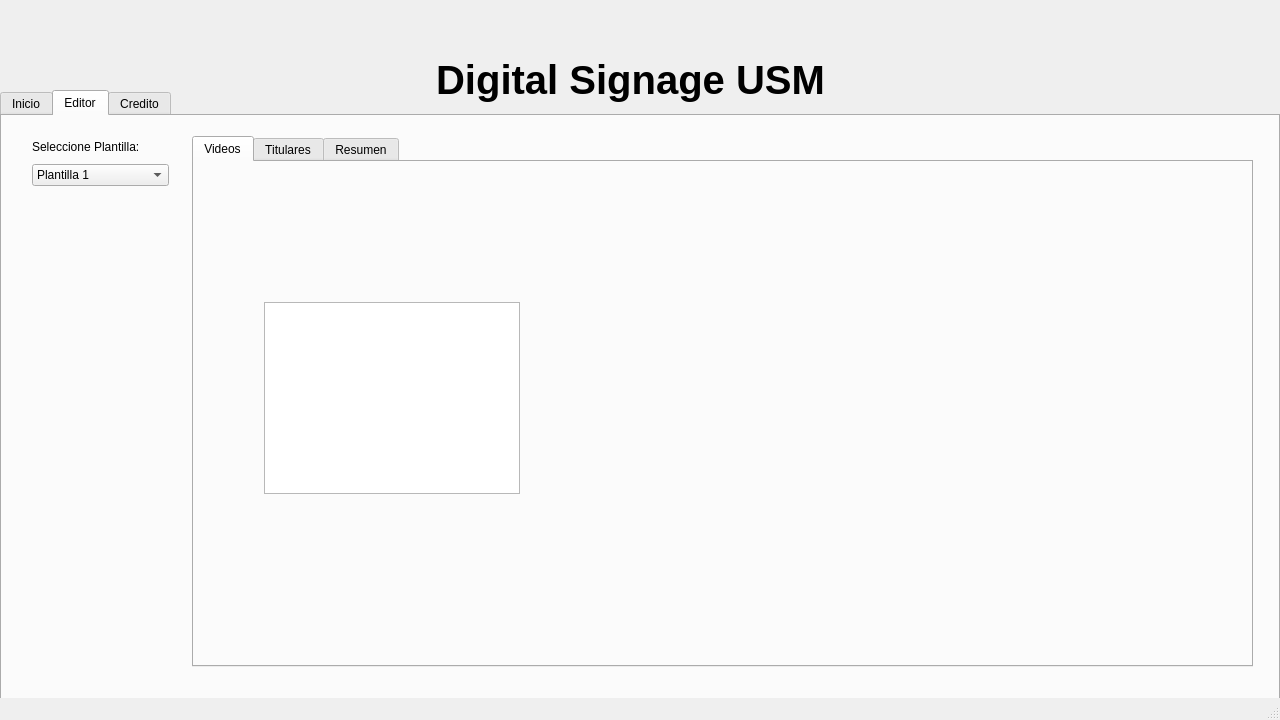
Before: the Qt Designer form ProyectoQT/Interfaz_Digital_SIgnage_USM/mainwindow.ui in seba-saca/Digital_Signage_USM, drawn with Qt 5.
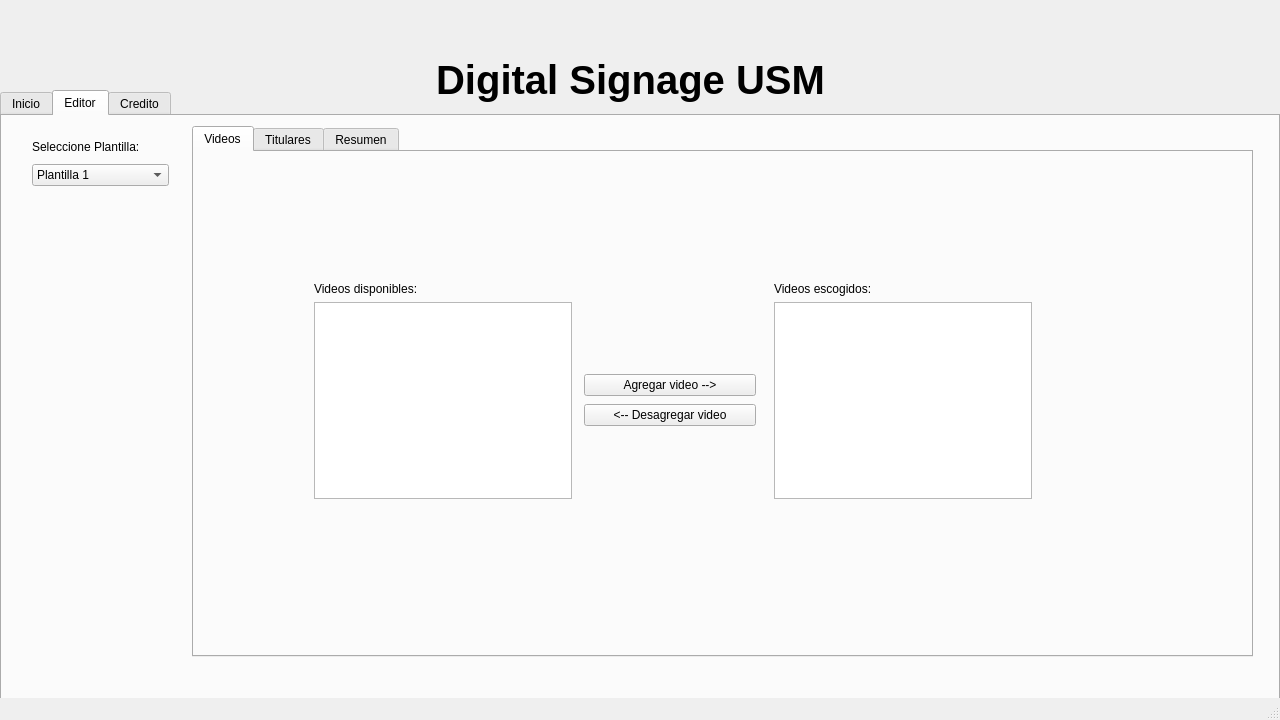
After: the same form once the commit is applied. The open tabs and pages were chosen to show the change.

Commit message: Se agrega editor en interfaz

```diff
--- a/ProyectoQT/Interfaz_Digital_SIgnage_USM/mainwindow.ui
+++ b/ProyectoQT/Interfaz_Digital_SIgnage_USM/mainwindow.ui
@@ -192,7 +192,7 @@
       <property name="geometry">
        <rect>
         <x>190</x>
-        <y>20</y>
+        <y>10</y>
         <width>1061</width>
         <height>531</height>
        </rect>
@@ -204,15 +204,75 @@
        <attribute name="title">
         <string>Videos</string>
        </attribute>
-       <widget class="QListWidget" name="Video_lista">
+       <widget class="QWidget" name="">
         <property name="geometry">
          <rect>
-          <x>70</x>
-          <y>140</y>
-          <width>256</width>
-          <height>192</height>
+          <x>120</x>
+          <y>130</y>
+          <width>258</width>
+          <height>217</height>
          </rect>
         </property>
+        <layout class="QVBoxLayout" name="verticalLayout_3">
+         <item>
+          <widget class="QLabel" name="titulo_videos_disponibles">
+           <property name="text">
+            <string>Videos disponibles:</string>
+           </property>
+          </widget>
+         </item>
+         <item>
+          <widget class="QListWidget" name="Video_lista"/>
+         </item>
+        </layout>
+       </widget>
+       <widget class="QWidget" name="">
+        <property name="geometry">
+         <rect>
+          <x>580</x>
+          <y>130</y>
+          <width>258</width>
+          <height>217</height>
+         </rect>
+        </property>
+        <layout class="QVBoxLayout" name="verticalLayout_4">
+         <item>
+          <widget class="QLabel" name="titulo_videos_escogidos">
+           <property name="text">
+            <string>Videos escogidos:</string>
+           </property>
+          </widget>
+         </item>
+         <item>
+          <widget class="QListWidget" name="Video_lista_escogida"/>
+         </item>
+        </layout>
+       </widget>
+       <widget class="QWidget" name="">
+        <property name="geometry">
+         <rect>
+          <x>390</x>
+          <y>220</y>
+          <width>172</width>
+          <height>58</height>
+         </rect>
+        </property>
+        <layout class="QVBoxLayout" name="verticalLayout_5">
+         <item>
+          <widget class="QPushButton" name="Agregar_video">
+           <property name="text">
+            <string>Agregar video --&gt;</string>
+           </property>
+          </widget>
+         </item>
+         <item>
+          <widget class="QPushButton" name="Borrar_video">
+           <property name="text">
+            <string>&lt;-- Desagregar video</string>
+           </property>
+          </widget>
+         </item>
+        </layout>
        </widget>
       </widget>
       <widget class="QWidget" name="tab_2">
@@ -226,7 +286,7 @@
        </attribute>
       </widget>
      </widget>
-     <widget class="QWidget" name="">
+     <widget class="QWidget" name="layoutWidget">
       <property name="geometry">
        <rect>
         <x>30</x>
```
Left out of the diff: 10 changed lines with no effect on the pictures. The commit also changes 3 other files.
